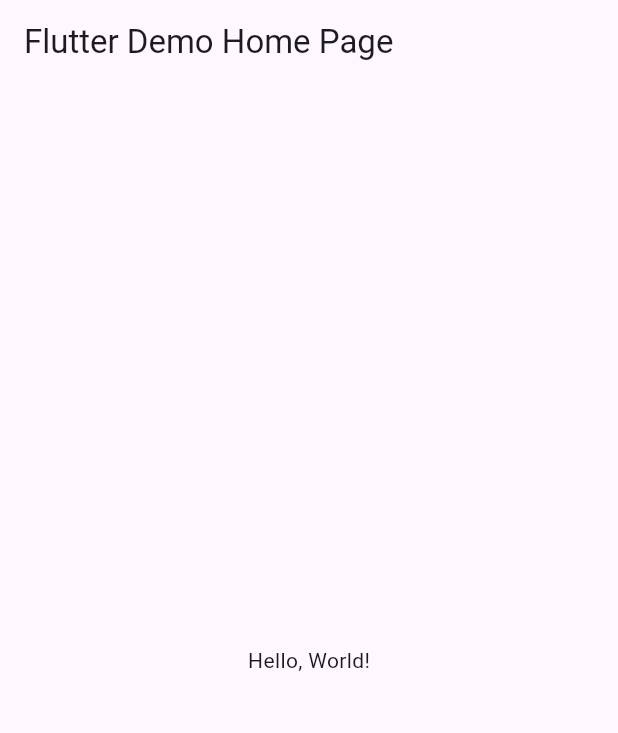
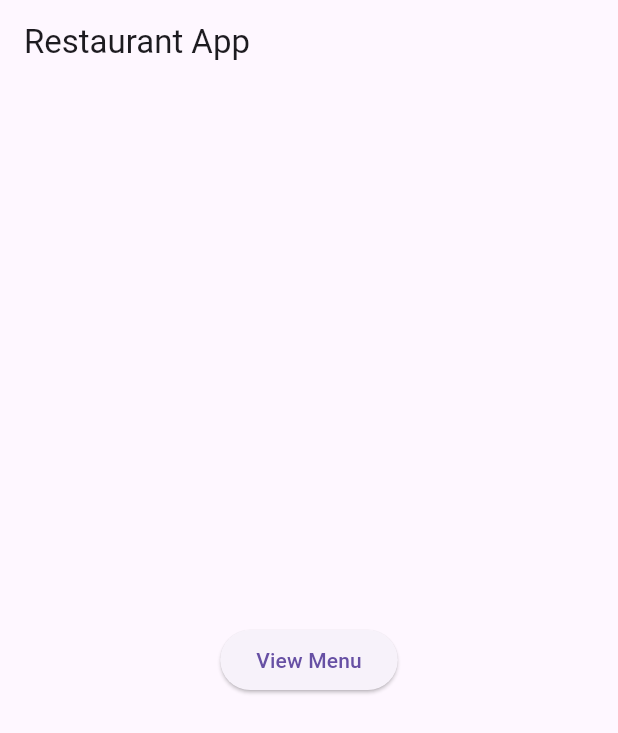
Before and after one commit to naimislam817/basic, a Flutter app: the screen it shows after launch, on a phone screen of 412 x 824 dp. Shown: the top 733 px of the screen. Run offline on Flutter 3.47's test engine with Material 3 defaults, Android fonts, the phone set to English and light mode, and no system bars.

Commit message:
first edit

```diff
--- a/lib/main.dart
+++ b/lib/main.dart
@@ -1,41 +1,39 @@
 import 'package:flutter/material.dart';
+import 'menu.dart';
 
-void main() => runApp(MyApp());
+void main() {
+  runApp(MyApp());
+}
 
 class MyApp extends StatelessWidget {
-  const MyApp({super.key});
-  // This widget is the root of your application.
   @override
   Widget build(BuildContext context) {
     return MaterialApp(
-      // Application name
-      title: 'Flutter Hello World',
-      // Application theme data, you can set the colors for the application as
-      // you want
+      title: 'Restaurant App',
       theme: ThemeData(
-        // useMaterial3: true,
         primarySwatch: Colors.blue,
       ),
-      // A widget which will be started on application startup
-      home: MyHomePage(title: 'Flutter Demo Home Page'),
+      home: HomePage(),
+      routes: {
+        '/menu': (context) => MenuPage(),
+      },
     );
   }
 }
 
-class MyHomePage extends StatelessWidget {
-  final String title;
-  const MyHomePage({super.key, required this.title});
-
+class HomePage extends StatelessWidget {
   @override
   Widget build(BuildContext context) {
     return Scaffold(
       appBar: AppBar(
-        // The title text which will be shown on the action bar
-        title: Text(title),
+        title: Text('Restaurant App'),
       ),
       body: Center(
-        child: Text(
-          'Hello, World!',
+        child: ElevatedButton(
+          onPressed: () {
+            Navigator.pushNamed(context, '/menu');
+          },
+          child: Text('View Menu'),
         ),
       ),
     );
```
Also changed, not shown: lib/menu.dart (added, +55 -0 lines), lib/pages/menu.dart (added, +54 -0 lines).
